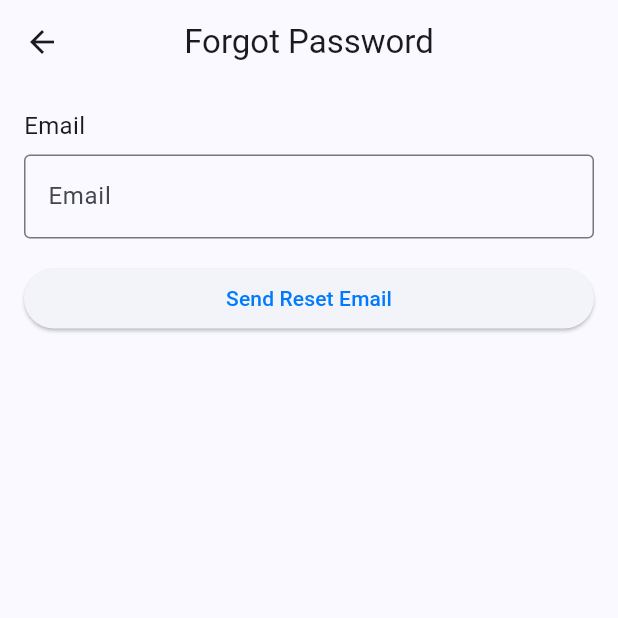
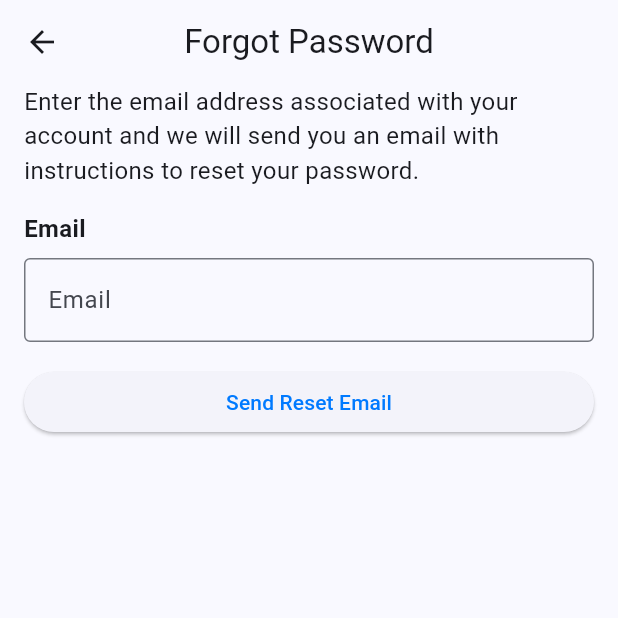
Before and after one commit to Mobile-applikasjoner-gruppe-1/fit_and_healthy, a Flutter app: the RegisterView screen opened by its route, after a tap on "Sign in", after a tap on "Forgot Password?", on a phone screen of 412 x 824 dp, the top half of it. Run offline on Flutter 3.47's test engine with Material 3 defaults, Android fonts, the phone set to English and light mode, and no system bars; our stand-ins replace firebase_auth, firebase_core, flutter_riverpod, flutter_svg, go_router, google_sign_in and 1 more; accounts and stored records are empty; generated files the repository leaves out were written again; network calls fail.

Commit message:
Improves the auth UI

```diff
--- a/lib/src/features/app_router/app_router.dart
+++ b/lib/src/features/app_router/app_router.dart
@@ -132,8 +132,10 @@ GoRouter appRouter(Ref ref) {
       GoRoute(
         path: LoginView.route,
         name: LoginView.routeName,
-        builder: (context, state) {
-          return LoginView();
+        pageBuilder: (context, state) {
+          return CupertinoPage(
+            child: LoginView(),
+          );
         },
       ),
       GoRoute(
--- a/lib/src/features/auth/auth_view.dart
+++ b/lib/src/features/auth/auth_view.dart
@@ -21,9 +21,9 @@ class AuthView extends ConsumerWidget {
   Widget build(BuildContext context, WidgetRef ref) {
     return Padding(
       padding: const EdgeInsets.all(Sizes.s200),
+      child: Center(
+        child: SingleChildScrollView(
           child: Column(
-        mainAxisAlignment: MainAxisAlignment.center,
-        crossAxisAlignment: CrossAxisAlignment.start,
             children: [
               title,
               form,
@@ -35,7 +35,8 @@ class AuthView extends ConsumerWidget {
                   children: [
                     Expanded(child: Divider()),
                     Padding(
-                  padding: const EdgeInsets.symmetric(horizontal: Sizes.s200),
+                      padding:
+                          const EdgeInsets.symmetric(horizontal: Sizes.s200),
                       child: Text('Or'),
                     ),
                     Expanded(child: Divider()),
@@ -49,8 +50,9 @@ class AuthView extends ConsumerWidget {
                       index,
                       Padding(
                         padding: EdgeInsets.only(
-                      bottom:
-                          index == providerButtons.length - 1 ? 0 : Sizes.s100,
+                          bottom: index == providerButtons.length - 1
+                              ? 0
+                              : Sizes.s100,
                         ),
                         child: ProviderButtonView(
                           onPressed: () {
@@ -69,6 +71,8 @@ class AuthView extends ConsumerWidget {
               navigationLink,
             ],
           ),
+        ),
+      ),
     );
   }
 }
--- a/lib/src/features/auth/forgot_password/forgot_password_view.dart
+++ b/lib/src/features/auth/forgot_password/forgot_password_view.dart
@@ -26,14 +26,23 @@ class _ForgotPasswordViewState extends ConsumerState<ForgotPasswordView> {
         centerTitle: true,
       ),
       body: Padding(
-        padding: const EdgeInsets.all(Sizes.s200),
+        padding: const EdgeInsets.only(
+          left: Sizes.s200,
+          right: Sizes.s200,
+          bottom: Sizes.s200,
+        ),
         child: ListView(
           shrinkWrap: true,
           physics: ClampingScrollPhysics(),
           children: [
             Text(
+              'Enter the email address associated with your account and we will send you an email with instructions to reset your password.',
+              style: TextStyle(fontSize: 16),
+            ),
+            SizedBox(height: gapSize),
+            Text(
               'Email',
-              style: TextStyle(fontSize: 16),
+              style: TextStyle(fontSize: 16, fontWeight: FontWeight.bold),
             ),
             SizedBox(height: Sizes.s100),
             TextFormField(
--- a/lib/src/features/auth/login/login_form_view.dart
+++ b/lib/src/features/auth/login/login_form_view.dart
@@ -20,22 +20,24 @@ class _LoginFormViewState extends ConsumerState<LoginFormView> {
 
   @override
   Widget build(BuildContext context) {
-    return ListView(
-      shrinkWrap: true,
-      physics: ClampingScrollPhysics(),
+    return Column(
       children: [
         Form(
           child: Column(
             crossAxisAlignment: CrossAxisAlignment.start,
             children: [
-              // Text(
-              //   'Email',
-              //   style: TextStyle(fontSize: 16),
-              // ),
-              // SizedBox(height: Sizes.s100),
+              Text(
+                'Email',
+                style: TextStyle(
+                  fontSize: 16,
+                  fontWeight: FontWeight.bold,
+                ),
+              ),
+              SizedBox(height: Sizes.s100),
               TextFormField(
                 controller: _emailController,
                 decoration: InputDecoration(
+                  label: null,
                   labelText: 'Email',
                   border: OutlineInputBorder(),
                 ),
@@ -43,17 +45,21 @@ class _LoginFormViewState extends ConsumerState<LoginFormView> {
                 autofillHints: [AutofillHints.email],
               ),
               SizedBox(height: gapSize),
-              // Text(
-              //   'Password',
-              //   style: TextStyle(fontSize: 16),
-              // ),
-              // SizedBox(height: Sizes.s100),
+              Text(
+                'Password',
+                style: TextStyle(
+                  fontSize: 16,
+                  fontWeight: FontWeight.bold,
+                ),
+              ),
+              SizedBox(height: Sizes.s100),
               TextFormField(
                 controller: _passwordController,
                 decoration: InputDecoration(
                   labelText: 'Password',
                   border: OutlineInputBorder(),
                 ),
+                keyboardType: TextInputType.visiblePassword,
                 autofillHints: [AutofillHints.password],
                 obscureText: true,
               ),
@@ -77,14 +83,25 @@ class _LoginFormViewState extends ConsumerState<LoginFormView> {
             ),
           ),
         ),
-        SizedBox(height: Sizes.s25),
+        SizedBox(height: Sizes.s100),
         Align(
           alignment: Alignment.centerLeft,
-          child: TextButton(
-            onPressed: () {
+          child: GestureDetector(
+            behavior: HitTestBehavior.opaque,
+            onTap: () {
               context.pushNamed(ForgotPasswordView.routeName);
             },
-            child: Text('Forgot Password?'),
+            child: Padding(
+              padding: const EdgeInsets.symmetric(vertical: Sizes.s50),
+              child: Text(
+                'Forgot Password?',
+                style: TextStyle(
+                  color: Theme.of(context).primaryColor,
+                  decoration: TextDecoration.underline,
+                  decorationColor: Theme.of(context).primaryColor,
+                ),
+              ),
+            ),
           ),
         ),
       ],
--- a/lib/src/features/auth/login/login_view.dart
+++ b/lib/src/features/auth/login/login_view.dart
@@ -1,3 +1,4 @@
+import 'package:fit_and_healthy/src/common/styles/sizes.dart';
 import 'package:fit_and_healthy/src/features/auth/auth_view.dart';
 import 'package:fit_and_healthy/src/features/auth/login/login_form_view.dart';
 import 'package:fit_and_healthy/src/features/auth/register/register_view.dart';
@@ -22,13 +23,25 @@ class LoginView extends ConsumerWidget {
           child: Row(
             mainAxisAlignment: MainAxisAlignment.start,
             children: [
-              Text('Don\'t have an account?'),
-              TextButton(
-                onPressed: () {
+              Text('Don\'t have an account? '),
+              GestureDetector(
+                behavior: HitTestBehavior.opaque,
+                onTap: () {
                   context.replaceNamed(RegisterView.routeName);
                 },
-                child: Text('Sign up'),
+                child: Padding(
+                  padding: const EdgeInsets.symmetric(vertical: Sizes.s50),
+                  child: Text(
+                    'Sign up',
+                    style: TextStyle(
+                      color: Theme.of(context).primaryColor,
+                      decoration: TextDecoration.underline,
+                      decorationColor: Theme.of(context).primaryColor,
+                    ),
+                  ),
+                ),
               ),
+              Text('.'),
             ],
           ),
         ),
--- a/lib/src/features/auth/register/register_form_view.dart
+++ b/lib/src/features/auth/register/register_form_view.dart
@@ -18,21 +18,24 @@ class _RegisterFormViewState extends ConsumerState<RegisterFormView> {
 
   final double gapSize = Sizes.s200;
 
+  // TODO: Split the different form fields into separate pages to not have too many fields on one page
+
   @override
   Widget build(BuildContext context) {
-    return ListView(
-      shrinkWrap: true,
-      physics: ClampingScrollPhysics(),
+    return Column(
       children: [
         Form(
           child: Column(
             crossAxisAlignment: CrossAxisAlignment.start,
             children: [
-              // Text(
-              //   'First Name',
-              //   style: TextStyle(fontSize: 16),
-              // ),
-              // SizedBox(height: Sizes.s100),
+              Text(
+                'First Name',
+                style: TextStyle(
+                  fontSize: 16,
+                  fontWeight: FontWeight.bold,
+                ),
+              ),
+              SizedBox(height: Sizes.s100),
               TextFormField(
                 controller: _firstNameController,
                 decoration: InputDecoration(
@@ -43,11 +46,14 @@ class _RegisterFormViewState extends ConsumerState<RegisterFormView> {
                 autofillHints: [AutofillHints.givenName],
               ),
               SizedBox(height: gapSize),
-              // Text(
-              //   'Last Name',
-              //   style: TextStyle(fontSize: 16),
-              // ),
-              // SizedBox(height: Sizes.s100),
+              Text(
+                'Last Name',
+                style: TextStyle(
+                  fontSize: 16,
+                  fontWeight: FontWeight.bold,
+                ),
+              ),
+              SizedBox(height: Sizes.s100),
               TextFormField(
                 controller: _lastNameController,
                 decoration: InputDecoration(
@@ -58,11 +64,14 @@ class _RegisterFormViewState extends ConsumerState<RegisterFormView> {
                 autofillHints: [AutofillHints.familyName],
               ),
               SizedBox(height: gapSize),
-              // Text(
-              //   'Email',
-              //   style: TextStyle(fontSize: 16),
-              // ),
-              // SizedBox(height: Sizes.s100),
+              Text(
+                'Email',
+                style: TextStyle(
+                  fontSize: 16,
+                  fontWeight: FontWeight.bold,
+                ),
+              ),
+              SizedBox(height: Sizes.s100),
               TextFormField(
                 controller: _emailController,
                 decoration: InputDecoration(
@@ -73,11 +82,14 @@ class _RegisterFormViewState extends ConsumerState<RegisterFormView> {
                 autofillHints: [AutofillHints.email],
               ),
               SizedBox(height: gapSize),
-              // Text(
-              //   'Password',
-              //   style: TextStyle(fontSize: 16),
-              // ),
-              // SizedBox(height: Sizes.s100),
+              Text(
+                'Password',
+                style: TextStyle(
+                  fontSize: 16,
+                  fontWeight: FontWeight.bold,
+                ),
+              ),
+              SizedBox(height: Sizes.s100),
               TextFormField(
                 controller: _passwordController,
                 decoration: InputDecoration(
@@ -93,6 +105,8 @@ class _RegisterFormViewState extends ConsumerState<RegisterFormView> {
         ),
         SizedBox(height: gapSize),
         Container(
+          child: SizedBox(
+            width: double.infinity,
             child: ElevatedButton(
               onPressed: () {
                 ref
@@ -106,7 +120,8 @@ class _RegisterFormViewState extends ConsumerState<RegisterFormView> {
               },
               child: Text('Register'),
             ),
-        )
+          ),
+        ),
       ],
     );
   }
--- a/lib/src/features/auth/register/register_view.dart
+++ b/lib/src/features/auth/register/register_view.dart
@@ -1,3 +1,4 @@
+import 'package:fit_and_healthy/src/common/styles/sizes.dart';
 import 'package:fit_and_healthy/src/features/auth/auth_view.dart';
 import 'package:fit_and_healthy/src/features/auth/login/login_view.dart';
 import 'package:fit_and_healthy/src/features/auth/register/register_form_view.dart';
@@ -23,13 +24,25 @@ class RegisterView extends ConsumerWidget {
           child: Row(
             mainAxisAlignment: MainAxisAlignment.start,
             children: [
-              Text('Already have an account?'),
-              TextButton(
-                onPressed: () {
+              Text('Already have an account? '),
+              GestureDetector(
+                behavior: HitTestBehavior.opaque,
+                onTap: () {
                   context.replaceNamed(LoginView.routeName);
                 },
-                child: Text('Sign in'),
+                child: Padding(
+                  padding: const EdgeInsets.symmetric(vertical: Sizes.s50),
+                  child: Text(
+                    'Sign in',
+                    style: TextStyle(
+                      color: Theme.of(context).primaryColor,
+                      decoration: TextDecoration.underline,
+                      decorationColor: Theme.of(context).primaryColor,
+                    ),
+                  ),
+                ),
               ),
+              Text('.'),
             ],
           ),
         ),
```
Also changed, not shown: lib/src/features/app_router/app_router.g.dart. Lines whose indentation alone changed are shown as unchanged.
